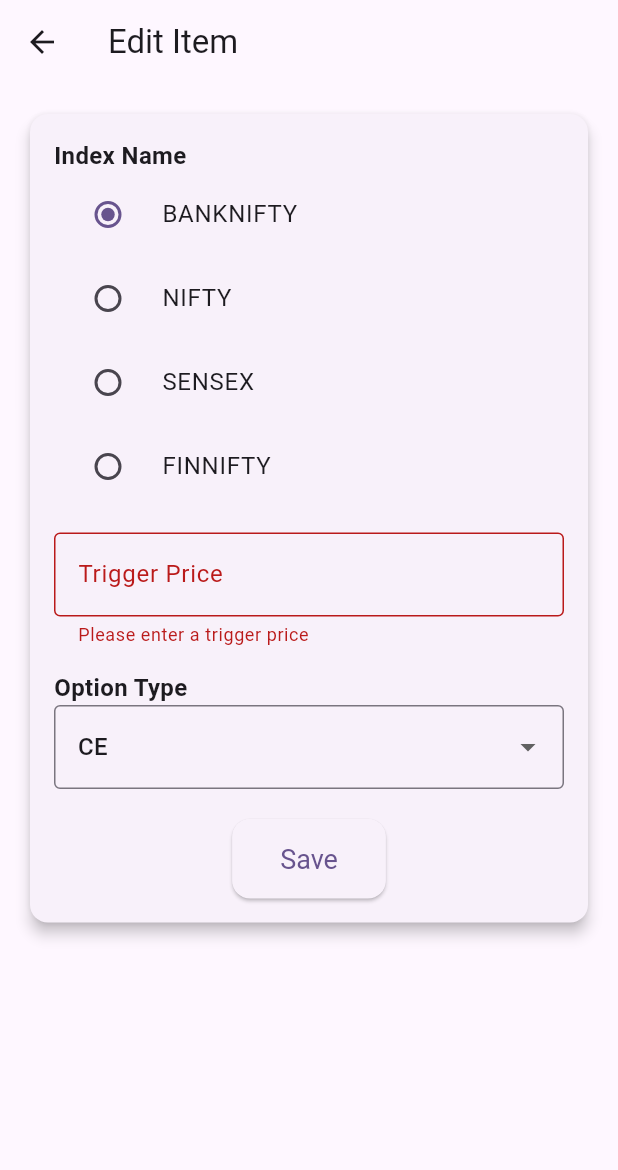
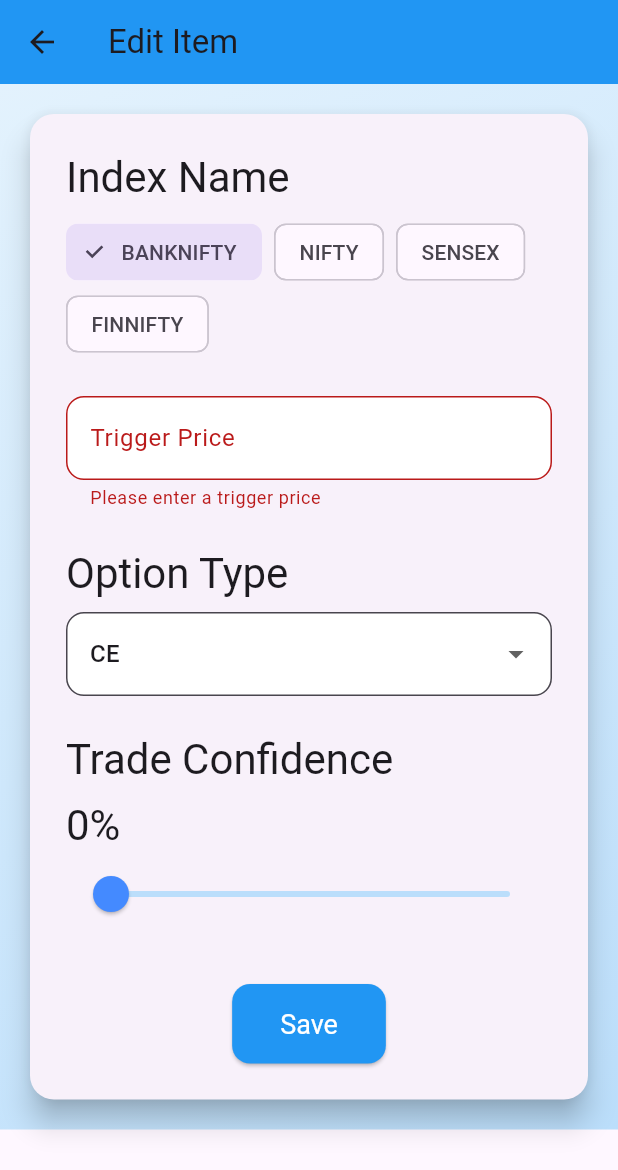
Before and after one commit to exjunk/superApp, a Flutter app: the EditScreen screen opened directly, after a tap on "Save", on a phone screen of 412 x 824 dp. Shown: the top 1170 px of the screen. Run offline on Flutter 3.47's test engine with Material 3 defaults, Android fonts, the light colour scheme and no system bars; our stand-ins replace flutter_animate, lottie, socket_io_client; missing offline and left inert: session_storage; network calls fail.

Commit message:
changes for level trigger

```diff
--- a/lib/dhan_screen.dart
+++ b/lib/dhan_screen.dart
@@ -308,7 +308,8 @@
                   bottom: 16.0,
                   right: 16.0,
                   child: FloatingActionButton(
-                    onPressed: () {
+                    onPressed: () async {
+                      //final response = await apiUtils.makeGetApiCall("${apiBaseUrl}test2");
                       _navigateToTriggerLevelScreen();
                     },
                     child: const Icon(Icons.add),
--- a/lib/level_trigger_screen.dart
+++ b/lib/level_trigger_screen.dart
@@ -35,11 +35,12 @@
 
           List<Map<String, dynamic>> tempList = [];
           for (triggerLevel.Data item in data) {
-            var map = <String,String>{};
+            var map = <String,dynamic>{};
             map["id"] = item.id!.toString() ;
             map["indexName"] =  item.indexName! ;
             map["triggerPrice"] = item.priceLevel!.toString();
             map["optionType"] = item.optionType!;
+            map["trade_confidence"] = item.tradeConfidence!;
             tempList.add(map);
           }
           setState(() {
@@ -123,7 +124,7 @@
                     child: ListTile(
                       title: Text(items[index]['indexName'], style: const TextStyle(fontWeight: FontWeight.bold)),
                       subtitle: Text(
-                        'Trigger Price: ${items[index]['triggerPrice']}, Option Type: ${items[index]['optionType']}',
+                        'Trigger Price: ${items[index]['triggerPrice']}, Option Type: ${items[index]['optionType']}, Trade Confidence: ${items[index]['trade_confidence']}',
                       ),
                       trailing: Row(
                         mainAxisSize: MainAxisSize.min,
@@ -178,6 +179,7 @@
   late String _optionType;
   late String _indexName;
   late String _id;
+  late double _tradeConfidence;
   var apiUtils = ApiUtils();
 
   @override
@@ -186,93 +188,121 @@
     _indexName = widget.item['indexName'] ?? bankNifty;
     _triggerPrice = widget.item['triggerPrice'] ?? '';
     _optionType = widget.item['optionType'] ?? optionTypeCE;
-    _id = widget.item['id']?? '';
+    _id = widget.item['id'] ?? '';
+    if(widget.item['trade_confidence'] != null){
+      _tradeConfidence =  double.parse(widget.item['trade_confidence']);
+    }else{
+      _tradeConfidence = 0.0;
     }
 
-  Future<addTrigger.AddTriggerLevelResponse?>  _onSavePress() async{
-     final response = await apiUtils.makeGetApiCall("${apiBaseUrl}addLevels?&id=$_id&dhan_client_id=$dhanClientId&index_name=$_indexName&option_type=$_optionType&price_level=$_triggerPrice");
+  }
+
+  Future<void> _onSavePress() async {
+    if (_formKey.currentState!.validate()) {
+      _formKey.currentState!.save();
+      final response = await apiUtils.makeGetApiCall("${apiBaseUrl}addLevels?&id=$_id&dhan_client_id=$dhanClientId&index_name=$_indexName&option_type=$_optionType&price_level=$_triggerPrice&trade_confidence=$_tradeConfidence");
       if (response != null) {
         try {
           final Map parsed = jsonDecode(response.body);
           final addTriggerResponse = addTrigger.AddTriggerLevelResponse.fromJson(parsed);
-          return addTriggerResponse;
-       } on Exception catch(e){
+          if (addTriggerResponse.data != null) {
+            _id = addTriggerResponse.data!.id.toString();
+            _triggerPrice = addTriggerResponse.data!.priceLevel.toString();
+            _indexName = addTriggerResponse.data!.indexName.toString();
+            _optionType = addTriggerResponse.data!.optionType.toString();
+            _tradeConfidence = addTriggerResponse.data!.tradeConfidence!.toDouble();
+
+
+            Navigator.pop(context, {
+              'indexName': _indexName,
+              'triggerPrice': _triggerPrice,
+              'optionType': _optionType,
+              'id': _id,
+              'trade_confidence': _tradeConfidence.toString(),
+            });
+          }
+        } on Exception catch(e) {
           Logger.printLogs(e);
+          if(mounted) {
+            ScaffoldMessenger.of(context).showSnackBar(
+              SnackBar(content: Text('Error saving data: ${e.toString()}')),
+            );
           }
         }
-     return null;
-     //Logger.printLogs(response);
+      } else {
+        if(mounted) {
+          ScaffoldMessenger.of(context).showSnackBar(
+            const SnackBar(content: Text('Error: Unable to save data')),
+          );
+        }
+      }
+    }
   }
 
+  String _getConfidenceLabel(double value) {
+    if (value == 0.0) return '0%';
+    if (value == 0.25) return '25%';
+    if (value == 0.5) return '75%';
+    if (value == 1.0) return '100%';
+    return '';
+  }
 
   @override
   Widget build(BuildContext context) {
     return Scaffold(
       appBar: AppBar(
         title: const Text('Edit Item'),
+        backgroundColor: Colors.blue,
       ),
-      body: Padding(
+      body: Container(
+        decoration: BoxDecoration(
+          gradient: LinearGradient(
+            begin: Alignment.topLeft,
+            end: Alignment.bottomRight,
+            colors: [Colors.blue[50]!, Colors.blue[100]!],
+          ),
+        ),
+        child: Padding(
           padding: const EdgeInsets.all(16.0),
           child: Form(
             key: _formKey,
             child: SingleChildScrollView(
               child: Card(
-              elevation: 4,
+                elevation: 8,
                 shape: RoundedRectangleBorder(
-                borderRadius: BorderRadius.circular(12.0),
+                  borderRadius: BorderRadius.circular(16.0),
                 ),
                 child: Padding(
-                padding: const EdgeInsets.all(16.0),
+                  padding: const EdgeInsets.all(24.0),
                   child: Column(
                     crossAxisAlignment: CrossAxisAlignment.start,
                     children: [
-                    const Text('Index Name', style: TextStyle(fontSize: 16, fontWeight: FontWeight.bold)),
-                    RadioListTile(
-                      title: const Text(bankNifty),
-                      value: bankNifty,
-                      groupValue: _indexName,
-                      onChanged: (value) {
+                      Text('Index Name', style: Theme.of(context).textTheme.headlineMedium),
+                      const SizedBox(height: 8),
+                      Wrap(
+                        spacing: 8,
+                        children: [bankNifty, nifty, sensex, finNifty].map((String value) {
+                          return ChoiceChip(
+                            label: Text(value),
+                            selected: _indexName == value,
+                            onSelected: (bool selected) {
                               setState(() {
-                          _indexName = value.toString();
+                                _indexName = value;
                               });
                             },
+                          );
+                        }).toList(),
                       ),
-                    RadioListTile(
-                      title: const Text(nifty),
-                      value: nifty,
-                      groupValue: _indexName,
-                      onChanged: (value) {
-                        setState(() {
-                          _indexName = value.toString();
-                        });
-                      },
-                    ),
-                    RadioListTile(
-                      title: const Text(sensex),
-                      value: sensex,
-                      groupValue: _indexName,
-                      onChanged: (value) {
-                        setState(() {
-                          _indexName = value.toString();
-                        });
-                      },
-                    ),
-                    RadioListTile(
-                      title: const Text(finNifty),
-                      value: finNifty,
-                      groupValue: _indexName,
-                      onChanged: (value) {
-                        setState(() {
-                          _indexName = value.toString();
-                        });
-                      },
-                    ),
-                    const SizedBox(height: 16),
+                      const SizedBox(height: 24),
                       TextFormField(
                         initialValue: _triggerPrice,
-                      decoration: const InputDecoration(
+                        decoration: InputDecoration(
                           labelText: 'Trigger Price',
-                        border: OutlineInputBorder(),
+                          border: OutlineInputBorder(
+                            borderRadius: BorderRadius.circular(12),
+                          ),
+                          filled: true,
+                          fillColor: Colors.white,
                         ),
                         keyboardType: TextInputType.number,
                         onSaved: (value) => _triggerPrice = value!,
@@ -283,11 +313,12 @@
                           return null;
                         },
                       ),
-                    const SizedBox(height: 16),
-                    const Text('Option Type', style: TextStyle(fontSize: 16, fontWeight: FontWeight.bold)),
+                      const SizedBox(height: 24),
+                      Text('Option Type', style: Theme.of(context).textTheme.headlineMedium),
+                      const SizedBox(height: 8),
                       DropdownButtonFormField<String>(
                         value: _optionType,
-                      items: [optionTypeCE,optionTypePE].map((String value) {
+                        items: [optionTypeCE, optionTypePE].map((String value) {
                           return DropdownMenuItem<String>(
                             value: value,
                             child: Text(value),
@@ -298,47 +329,67 @@
                             _optionType = newValue!;
                           });
                         },
-                      decoration: const InputDecoration(
-                        border: OutlineInputBorder(),
+                        decoration: InputDecoration(
+                          border: OutlineInputBorder(
+                            borderRadius: BorderRadius.circular(12),
+                          ),
+                          filled: true,
+                          fillColor: Colors.white,
                         ),
                       ),
-                    const SizedBox(height: 20),
+                      const SizedBox(height: 24),
+                      Text('Trade Confidence', style: Theme.of(context).textTheme.headlineMedium),
+                      const SizedBox(height: 8),
+                      Text(
+                        '${(_tradeConfidence * 100).toInt()}%',
+                        style: Theme.of(context).textTheme.headlineMedium,
+                        textAlign: TextAlign.center,
+                      ),
+                      SliderTheme(
+                        data: SliderTheme.of(context).copyWith(
+                          activeTrackColor: Colors.blue[700],
+                          inactiveTrackColor: Colors.blue[100],
+                          trackShape: const RoundedRectSliderTrackShape(),
+                          trackHeight: 4.0,
+                          thumbShape: const RoundSliderThumbShape(enabledThumbRadius: 12.0),
+                          thumbColor: Colors.blueAccent,
+                          overlayColor: Colors.blue.withAlpha(32),
+                          overlayShape: const RoundSliderOverlayShape(overlayRadius: 28.0),
+                          tickMarkShape: const RoundSliderTickMarkShape(),
+                          activeTickMarkColor: Colors.blue[700],
+                          inactiveTickMarkColor: Colors.blue[100],
+                          valueIndicatorShape: const PaddleSliderValueIndicatorShape(),
+                          valueIndicatorColor: Colors.blueAccent,
+                          valueIndicatorTextStyle: const TextStyle(
+                            color: Colors.white,
+                          ),
+                        ),
+                        child: Slider(
+                          value: _tradeConfidence,
+                          min: 0,
+                          max: 1,
+                          divisions: 4,
+                          label: _getConfidenceLabel(_tradeConfidence),
+                          onChanged: (double value) {
+                            setState(() {
+                              _tradeConfidence = value;
+                            });
+                          },
+                        ),
+                      ),
+                      const SizedBox(height: 32),
                       Center(
                         child: ElevatedButton(
-                        onPressed: () {
-
-                          if (_formKey.currentState!.validate()) {
-                            _formKey.currentState!.save();
-                            _onSavePress().then((addTriggerResponse){
-                              if(addTriggerResponse != null) {
-                                _id = addTriggerResponse.data!.id.toString();
-                                _triggerPrice =
-                                    addTriggerResponse.data!.priceLevel
-                                        .toString();
-                                _indexName = addTriggerResponse.data!.indexName
-                                    .toString();
-                                _optionType =
-                                    addTriggerResponse.data!.optionType
-                                        .toString();
-
-                                Navigator.pop(context, {
-                                  'indexName': _indexName,
-                                  'triggerPrice': _triggerPrice,
-                                  'optionType': _optionType,
-                                  'id':_id
-                                });
-                              }
-                            });
-                          }
-                        },
+                          onPressed: _onSavePress,
                           style: ElevatedButton.styleFrom(
+                            backgroundColor: Colors.blue,
                             padding: const EdgeInsets.symmetric(horizontal: 32, vertical: 16),
                             textStyle: const TextStyle(fontSize: 18),
                             shape: RoundedRectangleBorder(
                               borderRadius: BorderRadius.circular(12.0),
                             ),
                           ),
-                        child: const Text('Save'),
+                          child: const Text('Save',style: TextStyle(color: Colors.white),)
                         ),
                       ),
                     ],
@@ -348,6 +399,7 @@
             ),
           ),
         ),
+      ),
     );
   }
 }
--- a/lib/response/AddTriggerLevelResponse.dart
+++ b/lib/response/AddTriggerLevelResponse.dart
@@ -37,12 +37,15 @@
       num? id,
       String? indexName,
       String? optionType,
-      num? priceLevel,}){
+      num? priceLevel,
+      num? tradeConfidence,}){
     _dhanClientId = dhanClientId;
     _id = id;
     _indexName = indexName;
     _optionType = optionType;
     _priceLevel = priceLevel;
+    _tradeConfidence = tradeConfidence;
+
 }
 
   Data.fromJson(dynamic json) {
@@ -51,28 +54,33 @@
     _indexName = json['index_name'];
     _optionType = json['option_type'];
     _priceLevel = json['price_level'];
+    _tradeConfidence = json['trade_confidence'];
   }
   String? _dhanClientId;
   num? _id;
   String? _indexName;
   String? _optionType;
   num? _priceLevel;
+  num? _tradeConfidence;
 Data copyWith({  String? dhanClientId,
   num? id,
   String? indexName,
   String? optionType,
   num? priceLevel,
+  num? tradeConfidence,
 }) => Data(  dhanClientId: dhanClientId ?? _dhanClientId,
   id: id ?? _id,
   indexName: indexName ?? _indexName,
   optionType: optionType ?? _optionType,
   priceLevel: priceLevel ?? _priceLevel,
+  tradeConfidence: tradeConfidence ?? _tradeConfidence
 );
   String? get dhanClientId => _dhanClientId;
   num? get id => _id;
   String? get indexName => _indexName;
   String? get optionType => _optionType;
   num? get priceLevel => _priceLevel;
+  num? get tradeConfidence => _tradeConfidence;
 
   Map<String, dynamic> toJson() {
     final map = <String, dynamic>{};
@@ -81,6 +89,7 @@
     map['index_name'] = _indexName;
     map['option_type'] = _optionType;
     map['price_level'] = _priceLevel;
+    map['trade_confidence'] = _tradeConfidence;
     return map;
   }
 
--- a/lib/response/GetTriggerLevelsResponse.dart
+++ b/lib/response/GetTriggerLevelsResponse.dart
@@ -1,4 +1,4 @@
-/// data : [{"dhanClientId":"1100323569","id":1,"index_name":"BANKNIFTY","option_type":"CE","price_level":52800.0},{"dhanClientId":"1100323569","id":2,"index_name":"BANKNIFTY","option_type":"CE","price_level":52780.0},{"dhanClientId":"1100323569","id":3,"index_name":"NIFTY","option_type":"PE","price_level":22001.0},{"dhanClientId":"1100323569","id":4,"index_name":"BANKNIFTY","option_type":"PE","price_level":52820.0},{"dhanClientId":"1100323569","id":5,"index_name":"SENSEX","option_type":"PE","price_level":72011.0},{"dhanClientId":"1100323569","id":6,"index_name":"BANKNIFTY","option_type":"CE","price_level":52840.0},{"dhanClientId":"1100323569","id":25,"index_name":"BANKNIFTY","option_type":"PE","price_level":52862.0},{"dhanClientId":"1100323569","id":26,"index_name":"BANKNIFTY","option_type":"CE","price_level":12211.0}]
+/// data : [{"dhanClientId":"1100323569","id":"142","index_name":"BANKNIFTY","option_type":"CE","price_level":"345.0","trade_confidence":"0.25"},{"dhanClientId":"1100323569","id":"144","index_name":"BANKNIFTY","option_type":"CE","price_level":"124.0","trade_confidence":"0.75"}]
 
 class GetTriggerLevelsResponse {
   GetTriggerLevelsResponse({
@@ -31,23 +31,26 @@
 }
 
 /// dhanClientId : "1100323569"
-/// id : 1
+/// id : "142"
 /// index_name : "BANKNIFTY"
 /// option_type : "CE"
-/// price_level : 52800.0
+/// price_level : "345.0"
+/// trade_confidence : "0.25"
 
 class Data {
   Data({
       String? dhanClientId,
-      num? id,
+      String? id,
       String? indexName,
       String? optionType,
-      num? priceLevel,}){
+      String? priceLevel,
+      String? tradeConfidence,}){
     _dhanClientId = dhanClientId;
     _id = id;
     _indexName = indexName;
     _optionType = optionType;
     _priceLevel = priceLevel;
+    _tradeConfidence = tradeConfidence;
 }
 
   Data.fromJson(dynamic json) {
@@ -56,28 +59,33 @@
     _indexName = json['index_name'];
     _optionType = json['option_type'];
     _priceLevel = json['price_level'];
+    _tradeConfidence = json['trade_confidence'];
   }
   String? _dhanClientId;
-  num? _id;
+  String? _id;
   String? _indexName;
   String? _optionType;
-  num? _priceLevel;
+  String? _priceLevel;
+  String? _tradeConfidence;
 Data copyWith({  String? dhanClientId,
-  num? id,
+  String? id,
   String? indexName,
   String? optionType,
-  num? priceLevel,
+  String? priceLevel,
+  String? tradeConfidence,
 }) => Data(  dhanClientId: dhanClientId ?? _dhanClientId,
   id: id ?? _id,
   indexName: indexName ?? _indexName,
   optionType: optionType ?? _optionType,
   priceLevel: priceLevel ?? _priceLevel,
+  tradeConfidence: tradeConfidence ?? _tradeConfidence,
 );
   String? get dhanClientId => _dhanClientId;
-  num? get id => _id;
+  String? get id => _id;
   String? get indexName => _indexName;
   String? get optionType => _optionType;
-  num? get priceLevel => _priceLevel;
+  String? get priceLevel => _priceLevel;
+  String? get tradeConfidence => _tradeConfidence;
 
   Map<String, dynamic> toJson() {
     final map = <String, dynamic>{};
@@ -86,6 +94,7 @@
     map['index_name'] = _indexName;
     map['option_type'] = _optionType;
     map['price_level'] = _priceLevel;
+    map['trade_confidence'] = _tradeConfidence;
     return map;
   }
 
```
Also changed, not shown: lib/app_config.dart (+47 -38 lines). Lines whose indentation alone changed are shown as unchanged.
